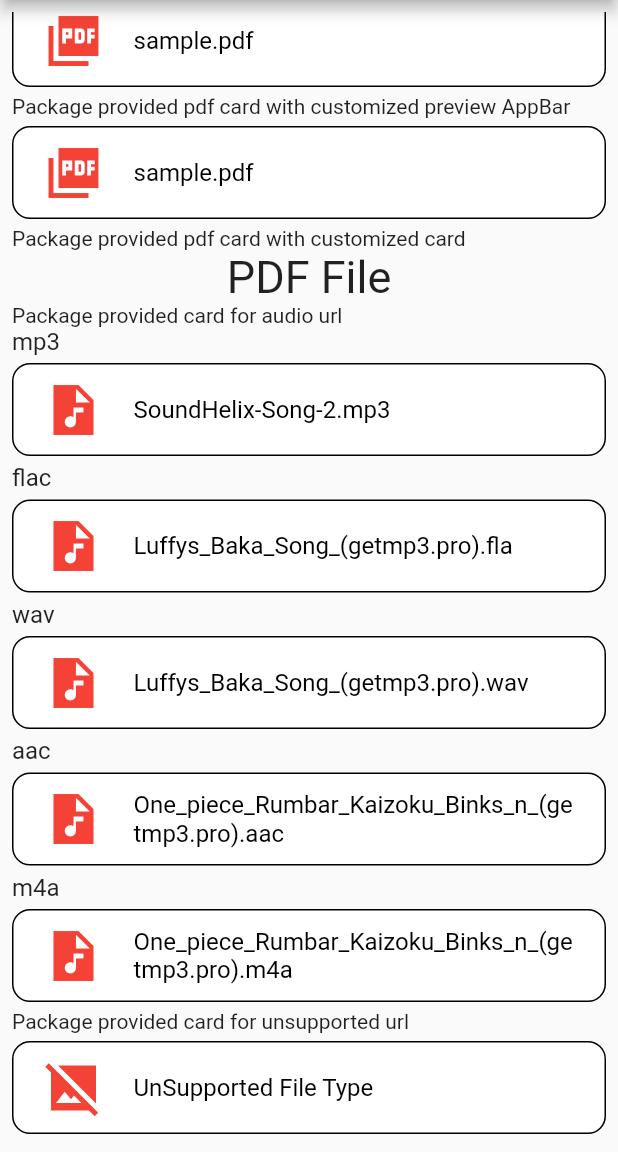
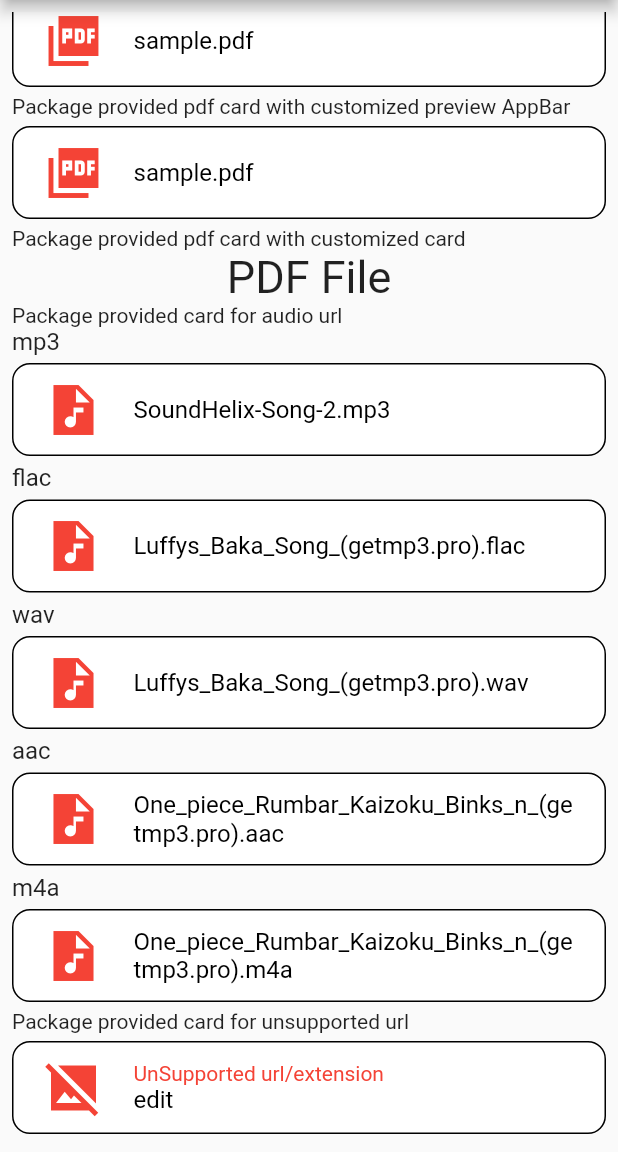
Before and after one commit to Gokulnath7598/url_tile, a Flutter app: the screen it shows after launch, scrolled down 1129 dp, on a phone screen of 412 x 824 dp, the part 84-1236 px from its top. Run offline on Flutter 3.47's test engine with Material 2 defaults, Android fonts, the phone set to English and light mode, and no system bars; our stand-ins replace audio_video_progress_bar, chewie, just_audio, video_player; missing offline and left inert: easy_image_viewer, flutter_cached_pdfview; network calls fail.

Commit message:
description improvements.

```diff
--- a/lib/preview_cards/file_name_card.dart
+++ b/lib/preview_cards/file_name_card.dart
@@ -1,7 +1,11 @@
 import 'package:flutter/material.dart';
-
 import '../utils/utils.dart';
 
+///fileNameCard
+///
+/// accepts the file url and extension
+/// Returns a Widget with file name and basic ICon based and file type
+/// Shows a broken icon for unsupported url/file extension with warning
 Widget fileNameCard({required String url, required String fileType}) {
   return Padding(
     padding: const EdgeInsets.symmetric(vertical: 5.0),
@@ -32,9 +36,27 @@ Widget fileNameCard({required String url, required String fileType}) {
               width: 20,
             ),
             Expanded(
-              child: Text(
-                Utils.fileNameFromURL(url: url, fileType: fileType),
-                style: const TextStyle(color: Colors.black, fontSize: 16),
+              child: Column(
+                crossAxisAlignment: CrossAxisAlignment.start,
+                children: [
+                  (fileType != 'pdf' &&
+                          !Utils.supportedAudioExtensions
+                              .contains(fileType.toLowerCase()) &&
+                          !Utils.supportedVideoExtensions
+                              .contains(fileType.toLowerCase()) &&
+                          !Utils.supportedImageExtensions
+                              .contains(fileType.toLowerCase()))
+                      ? const Text(
+                          'UnSupported url/extension',
+                          style: TextStyle(
+                              color: Colors.red, fontSize: 14),
+                        )
+                      : SizedBox(height: 0),
+                  Text(
+                    Utils.fileNameFromURL(url: url),
+                    style: const TextStyle(color: Colors.black, fontSize: 16),
+                  ),
+                ],
               ),
             ),
           ],
--- a/lib/preview_pages/pdf_viewer/pdf_viewer.dart
+++ b/lib/preview_pages/pdf_viewer/pdf_viewer.dart
@@ -1,11 +1,18 @@
 import 'package:flutter/material.dart';
 import 'package:flutter_cached_pdfview/flutter_cached_pdfview.dart';
 
-class PDFViewerFromUrl extends StatelessWidget {
-  const PDFViewerFromUrl({Key? key, required this.url, required this.appBar})
+///PDFViewerPage
+///
+/// accepts url and appBar for the page
+/// uses flutter_cached_pdfview
+class PDFViewerPage extends StatelessWidget {
+  const PDFViewerPage({Key? key, required this.url, required this.appBar})
       : super(key: key);
 
-  final String? url;
+  ///video url
+  final String url;
+
+  ///appBar for the page
   final AppBar appBar;
 
   @override
@@ -13,7 +20,7 @@ class PDFViewerFromUrl extends StatelessWidget {
     return Scaffold(
       appBar: appBar,
       body: const PDF().fromUrl(
-        url!,
+        url,
         placeholder: (double progress) => Center(child: Text('$progress %')),
         errorWidget: (dynamic error) => Center(child: Text(error.toString())),
       ),
--- a/lib/url_tile.dart
+++ b/lib/url_tile.dart
@@ -9,36 +9,37 @@ import 'package:url_tile/preview_pages/video_player/video_player.dart';
 import 'package:url_tile/utils/utils.dart';
 
 class URLTile extends StatefulWidget {
-  // accepts image & pdf urls
+  /// accepts image, audio, video & pdf urls
   final String url;
 
-  // Image
-  // image Tile properties
-  // image Tile height
+  /// Image
+  ///
+  /// image Tile properties
+  /// image Tile height
   final double? imageHeight;
 
-  // image Tile width
+  /// image Tile width
   final double? imageWidth;
 
-  // image Tile border radius {default 12}
+  /// image Tile border radius {default 12}
   final BorderRadius? imageBorderRadius;
 
-  // image Tile fit {default BoxFit.fill}
+  /// image Tile fit {default BoxFit.fill}
   final BoxFit? imageFit;
 
-  // image preview options
-  // dismiss image view on swipe {default false}
+  /// image preview options
+  /// dismiss image view on swipe {default false}
   final bool swipeDismissibleImage;
 
-  // zoom image on double tap {default true}
+  /// zoom image on double tap {default true}
   final bool doubleTapZoomableImage;
 
-  // PDF
+  /// PDF
 
-  // custom app bar for pdf view page & Video player page
+  /// custom app bar for pdf view page & Video player page
   final AppBar? previewAppBar;
 
-  // even with all this customization you can't achieve your view use you own custom widget
+  /// even with all this customization you can't achieve your view use you own custom widget
   final Widget? customTile;
 
   const URLTile(
@@ -61,14 +62,16 @@ class URLTile extends StatefulWidget {
 class _URLTileState extends State<URLTile> {
   @override
   Widget build(BuildContext context) {
+    /// to get extension from the url
     String extension = Utils.fileExtensionFromURL(url: widget.url);
+    /// return widgets and onTap functions based on the file extension type
     return widget.url.contains('.pdf')
         ? InkWell(
             onTap: () {
               Navigator.push(
                 context,
                 MaterialPageRoute(
-                  builder: (context) => PDFViewerFromUrl(
+                  builder: (context) => PDFViewerPage(
                     url: widget.url,
                     appBar: widget.previewAppBar ??
                         AppBar(
--- a/lib/utils/utils.dart
+++ b/lib/utils/utils.dart
@@ -1,23 +1,27 @@
 class Utils {
-  // extract the file name from url
-  static String fileNameFromURL(
-      {required String url, required String fileType}) {
-    if (fileType == '') {
-      url = 'UnSupported File Type';
-    } else {
-      String temp = url.substring(url.lastIndexOf('/') + 1);
-      url = temp.substring(0, temp.indexOf('.$fileType') + 4);
-    }
+  ///url functions
+  ///
+  /// accepts file url
+  /// extract the file name from url
+  /// split the url find the last/ and extract the file name from there
+  static String fileNameFromURL({required String url}) {
+    String temp = url.substring(url.lastIndexOf('/') + 1);
+    url = temp;
     return url;
   }
 
-  // extract the file name from url
+  /// extract the file extension from url
+  ///
+  /// accepts file url
+  /// split the url and find the last . and extract the extension from there
   static String fileExtensionFromURL({required String url}) {
     String extension = url.split(".").last;
     return extension;
   }
 
-  // supported image formats
+  ///supported extensions
+  ///
+  /// supported image formats
   static List<String> supportedImageExtensions = [
     'jpg',
     'jpeg',
@@ -29,7 +33,7 @@ class Utils {
     'heic',
   ];
 
-  // supported video formats
+  /// supported video formats
   static List<String> supportedVideoExtensions = [
     'mp4',
     'mov',
@@ -38,7 +42,7 @@ class Utils {
     'webm',
   ];
 
-  // supported audio formats
+  /// supported audio formats
   static List<String> supportedAudioExtensions = [
     'mp3',
     'flac',
```
Also changed, not shown: lib/preview_pages/audio_player/audio_player.dart (+15 -0 lines), lib/preview_pages/audio_player/audio_player_controller.dart (+18 -0 lines), lib/preview_pages/video_player/video_player.dart (+21 -0 lines), pubspec.yaml (+33 -31 lines), example/pubspec.lock, 2 other files.
